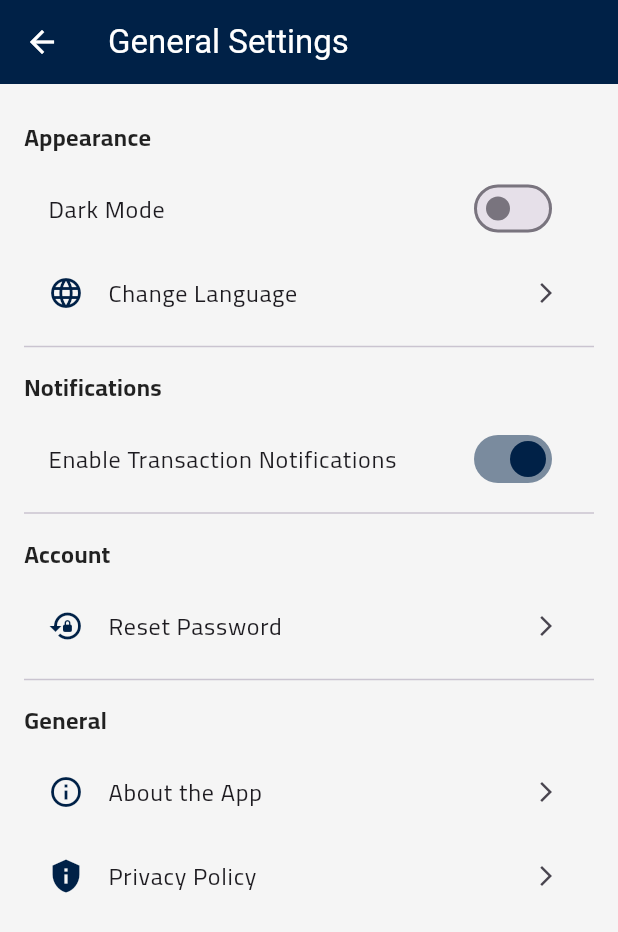
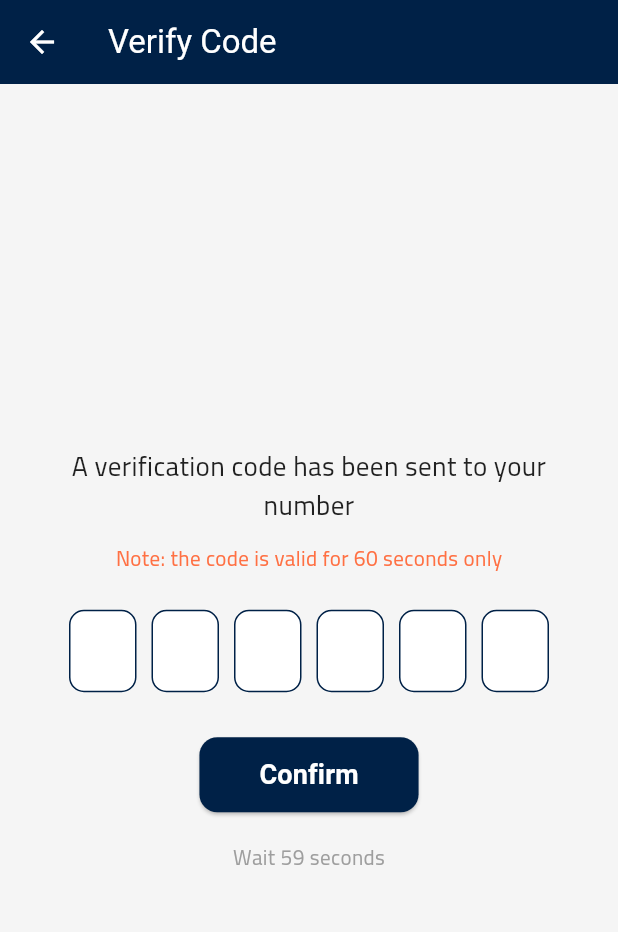
Before and after one commit to osamadweikat/Traffic-Department-Frontend, a Flutter app: the GeneralSettingsScreen screen opened directly with empty values, after a tap on "Reset Password", on a phone screen of 412 x 824 dp. Shown: the top 932 px of the screen. Run offline on Flutter 3.47's test engine with Material 3 defaults, Android fonts, the phone set to English and light mode, and no system bars; our stand-ins replace easy_localization, image_picker, permission_handler, shared_preferences; accounts and stored records are empty.

Commit message:
add verification screen

```diff
--- /dev/null
+++ b/lib/screens/auth/otp_verification_screen.dart
@@ -0,0 +1,205 @@
+import 'dart:async';
+import 'package:flutter/material.dart';
+import 'package:easy_localization/easy_localization.dart';
+import 'package:flutter/services.dart' as ui;
+import '../../theme/app_theme.dart';
+
+class OTPVerificationScreen extends StatefulWidget {
+  final String destination;
+  final bool isEmail;
+
+  const OTPVerificationScreen({super.key, required this.destination, this.isEmail = false});
+
+  @override
+  State<OTPVerificationScreen> createState() => _OTPVerificationScreenState();
+}
+
+class _OTPVerificationScreenState extends State<OTPVerificationScreen> {
+  final List<FocusNode> _focusNodes = List.generate(6, (_) => FocusNode());
+  final List<TextEditingController> _controllers = List.generate(6, (_) => TextEditingController());
+  late Timer _timer;
+  int _secondsRemaining = 60;
+  bool _showOptions = false;
+  String _statusText = '';
+
+  @override
+  void initState() {
+    super.initState();
+    _startCountdown();
+    _statusText = 'code_sent_to_phone'.tr();
+  }
+
+  void _startCountdown() {
+    setState(() {
+      _secondsRemaining = 60;
+      _showOptions = false;
+    });
+    _timer = Timer.periodic(const Duration(seconds: 1), (timer) {
+      if (_secondsRemaining == 0) {
+        timer.cancel();
+        setState(() => _showOptions = true);
+      } else {
+        setState(() => _secondsRemaining--);
+      }
+    });
+  }
+
+  String _getCode() => _controllers.map((c) => c.text).join();
+
+  void _verifyCode() {
+    final code = _getCode();
+    if (code.length == 6) {
+      Navigator.pushNamed(context, '/change_password');
+    } else {
+      ScaffoldMessenger.of(context).showSnackBar(
+        SnackBar(content: Text('please_enter_valid_code'.tr())),
+      );
+    }
+  }
+
+  void _resendToPhone() {
+    setState(() {
+      _statusText = 'code_resent_to_phone'.tr();
+    });
+    _startCountdown();
+  }
+
+  void _resendToEmail() {
+    setState(() {
+      _statusText = 'code_resent_to_email'.tr();
+    });
+    _startCountdown();
+  }
+
+  @override
+  void dispose() {
+    _timer.cancel();
+    for (var controller in _controllers) {
+      controller.dispose();
+    }
+    for (var node in _focusNodes) {
+      node.dispose();
+    }
+    super.dispose();
+  }
+
+  @override
+  Widget build(BuildContext context) {
+    return Directionality(
+      textDirection: context.locale.languageCode == 'ar' ? ui.TextDirection.rtl : ui.TextDirection.ltr,
+      child: Scaffold(
+        appBar: AppBar(
+          title: Text('verify_code_title'.tr()),
+          backgroundColor: AppTheme.navy,
+        ),
+        backgroundColor: AppTheme.lightGrey,
+        body: Center(
+          child: SingleChildScrollView(
+            padding: const EdgeInsets.all(20.0),
+            child: Column(
+              mainAxisSize: MainAxisSize.min,
+              crossAxisAlignment: CrossAxisAlignment.center,
+              children: [
+                Text(
+                  _statusText,
+                  textAlign: TextAlign.center,
+                  style: const TextStyle(fontSize: 18, color: Colors.black87),
+                ),
+                const SizedBox(height: 12),
+                Text(
+                  'otp_expiry_notice'.tr(),
+                  style: TextStyle(color: Colors.deepOrange.shade400),
+                ),
+                const SizedBox(height: 24),
+                Row(
+                  mainAxisAlignment: MainAxisAlignment.center,
+                  textDirection: ui.TextDirection.ltr,
+                  children: List.generate(6, (i) {
+                    return Container(
+                      width: 45,
+                      height: 55,
+                      margin: const EdgeInsets.symmetric(horizontal: 5),
+                      decoration: BoxDecoration(
+                        borderRadius: BorderRadius.circular(10),
+                        border: Border.all(color: AppTheme.navy),
+                        color: Colors.white,
+                      ),
+                      child: TextField(
+                        controller: _controllers[i],
+                        focusNode: _focusNodes[i],
+                        maxLength: 1,
+                        textAlign: TextAlign.center,
+                        style: const TextStyle(fontSize: 20, fontWeight: FontWeight.bold),
+                        keyboardType: TextInputType.number,
+                        decoration: const InputDecoration(
+                          counterText: '',
+                          border: InputBorder.none,
+                        ),
+                        onChanged: (value) {
+                          if (value.isNotEmpty && i < 5) {
+                            _focusNodes[i + 1].requestFocus();
+                          } else if (value.isEmpty && i > 0) {
+                            _focusNodes[i - 1].requestFocus();
+                          }
+                        },
+                      ),
+                    );
+                  }),
+                ),
+                const SizedBox(height: 30),
+                ElevatedButton(
+                  onPressed: _verifyCode,
+                  style: ElevatedButton.styleFrom(
+                    backgroundColor: AppTheme.navy,
+                    padding: const EdgeInsets.symmetric(horizontal: 40, vertical: 12),
+                    shape: RoundedRectangleBorder(
+                      borderRadius: BorderRadius.circular(12),
+                    ),
+                  ),
+                  child: Text(
+                    'confirm'.tr(),
+                    style: const TextStyle(fontSize: 18, fontWeight: FontWeight.bold, color: Colors.white),
+                  ),
+                ),
+                const SizedBox(height: 20),
+                if (!_showOptions)
+                  Text(
+                    '${'wait'.tr()} $_secondsRemaining ${'seconds'.tr()}',
+                    style: const TextStyle(color: Colors.grey, fontSize: 14),
+                  ),
+                if (_showOptions) ...[
+                  const SizedBox(height: 6),
+                  Align(
+                    alignment: Alignment.centerRight,
+                    child: Text(
+                      'didnt_receive_code'.tr(),
+                      style: const TextStyle(fontWeight: FontWeight.w500, fontSize: 15),
+                    ),
+                  ),
+                  const SizedBox(height: 4),
+                  Wrap(
+                    alignment: WrapAlignment.center,
+                    spacing: 12,
+                    runSpacing: 8,
+                    children: [
+                      TextButton.icon(
+                        onPressed: _resendToPhone,
+                        icon: const Icon(Icons.sms_outlined, size: 18, color: AppTheme.navy),
+                        label: Text('resend_code_phone'.tr(), style: const TextStyle(fontSize: 14)),
+                      ),
+                      TextButton.icon(
+                        onPressed: _resendToEmail,
+                        icon: const Icon(Icons.email_outlined, size: 18, color: AppTheme.navy),
+                        label: Text('resend_code_email'.tr(), style: const TextStyle(fontSize: 14)),
+                      ),
+                    ],
+                  ),
+                ]
+              ],
+            ),
+          ),
+        ),
+      ),
+    );
+  }
+}
--- a/lib/screens/settings/general_settings_screen.dart
+++ b/lib/screens/settings/general_settings_screen.dart
@@ -1,6 +1,7 @@
 import 'package:flutter/material.dart';
 import 'package:shared_preferences/shared_preferences.dart';
 import 'package:easy_localization/easy_localization.dart';
+import 'package:traffic_department/screens/auth/otp_verification_screen.dart';
 import 'package:traffic_department/screens/settings/language_settings_screen.dart';
 import 'package:flutter/services.dart' as ui;
 import '/theme/app_theme.dart';
@@ -52,9 +53,10 @@ class _GeneralSettingsScreenState extends State<GeneralSettingsScreen> {
         return false;
       },
       child: Directionality(
-        textDirection: context.locale.languageCode == 'ar'
-            ? ui.TextDirection.rtl
-            : ui.TextDirection.ltr,
+        textDirection:
+            context.locale.languageCode == 'ar'
+                ? ui.TextDirection.rtl
+                : ui.TextDirection.ltr,
         child: Scaffold(
           appBar: AppBar(
             title: Text("general_settings_title".tr()),
@@ -101,7 +103,18 @@ class _GeneralSettingsScreenState extends State<GeneralSettingsScreen> {
                 title: Text("reset_password".tr()),
                 trailing: const Icon(Icons.arrow_forward_ios, size: 16),
                 onTap: () {
-
+                  Navigator.push(
+                    context,
+                    MaterialPageRoute(
+                      builder:
+                          (_) => const OTPVerificationScreen(
+                            destination:
+                                '0599123456', // ← استبدل هذا برقم الجوال أو البريد الفعلي لاحقًا
+                            isEmail:
+                                false, // ← true إذا أردت الإرسال إلى الإيميل
+                          ),
+                    ),
+                  );
                 },
               ),
               const Divider(),
@@ -110,17 +123,13 @@ class _GeneralSettingsScreenState extends State<GeneralSettingsScreen> {
                 leading: const Icon(Icons.info_outline, color: AppTheme.navy),
                 title: Text("about_app".tr()),
                 trailing: const Icon(Icons.arrow_forward_ios, size: 16),
-                onTap: () {
-
-                },
+                onTap: () {},
               ),
               ListTile(
                 leading: const Icon(Icons.privacy_tip, color: AppTheme.navy),
                 title: Text("privacy_policy".tr()),
                 trailing: const Icon(Icons.arrow_forward_ios, size: 16),
-                onTap: () {
-
-                },
+                onTap: () {},
               ),
             ],
           ),
--- a/lib/translations/ar.json
+++ b/lib/translations/ar.json
@@ -241,7 +241,20 @@
   "profile_address": "العنوان",
   "profile_missing_contact": "الرجاء استكمال بيانات الاتصال (الإيميل ورقم الهاتف)",
   "profile_last_login": "آخر تسجيل دخول: {}",
-  "profile_edit_contact": "تعديل معلومات الاتصال"
+  "profile_edit_contact": "تعديل معلومات الاتصال",
+
+  "verify_code_title": "التحقق من الكود",
+  "code_sent_to": "تم إرسال كود التحقق إلى رقمك",
+  "wait": "يرجى الانتظار",
+  "seconds": "ثانية",
+  "please_enter_valid_code": "يرجى إدخال كود مكون من 6 أرقام",
+  "code_sent_to_phone": "تم إرسال كود التحقق إلى رقمك",
+  "code_resent_to_phone": "تم إعادة إرسال الكود إلى رقمك",
+  "code_resent_to_email": "تم إرسال الكود إلى بريدك الإلكتروني",
+  "resend_code_phone": "إعادة إرسال الكود إلى الهاتف",
+  "resend_code_email": "إرسال الكود إلى البريد الإلكتروني",
+  "otp_expiry_notice": "يرجى الملاحظة أن الكود صالح لمدة 60 ثانية فقط",
+  "didnt_receive_code": "لم يصلك الكود بعد؟"
 
 
 
--- a/lib/translations/en.json
+++ b/lib/translations/en.json
@@ -239,6 +239,19 @@
   "profile_address": "Address",
   "profile_missing_contact": "Please complete your contact info (email and phone)",
   "profile_last_login": "Last login: {}",
-  "profile_edit_contact": "Edit Contact Information"
+  "profile_edit_contact": "Edit Contact Information",
+
+  "verify_code_title": "Verify Code",
+  "code_sent_to": "A verification code has been sent to your number",
+  "wait": "Wait",
+  "seconds": "seconds",
+  "please_enter_valid_code": "Please enter a valid 6-digit code",
+  "code_sent_to_phone": "A verification code has been sent to your number",
+  "code_resent_to_phone": "The code has been resent to your number",
+  "code_resent_to_email": "The code has been sent to your email",
+  "resend_code_phone": "Resend code to phone",
+  "resend_code_email": "Send code to email",
+  "otp_expiry_notice": "Note: the code is valid for 60 seconds only",
+  "didnt_receive_code": "Didn't receive the code?"
 
 }
```
Also changed, not shown: lib/screens/profile/change_password_screen.dart (deleted, +0 -110 lines).
